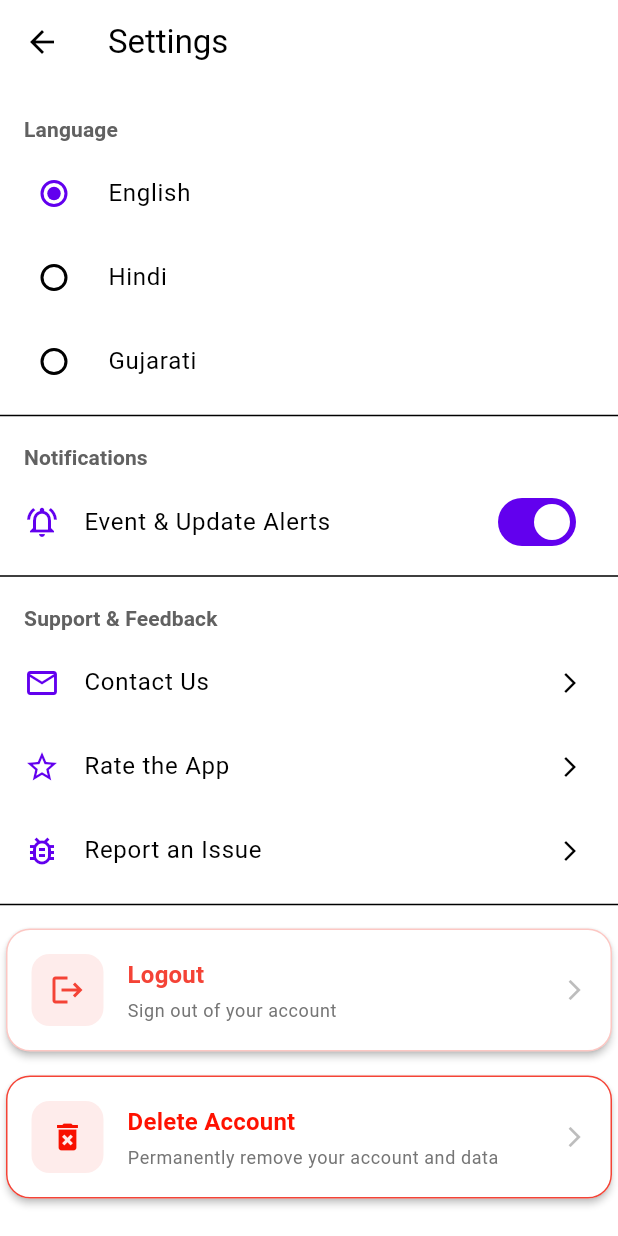
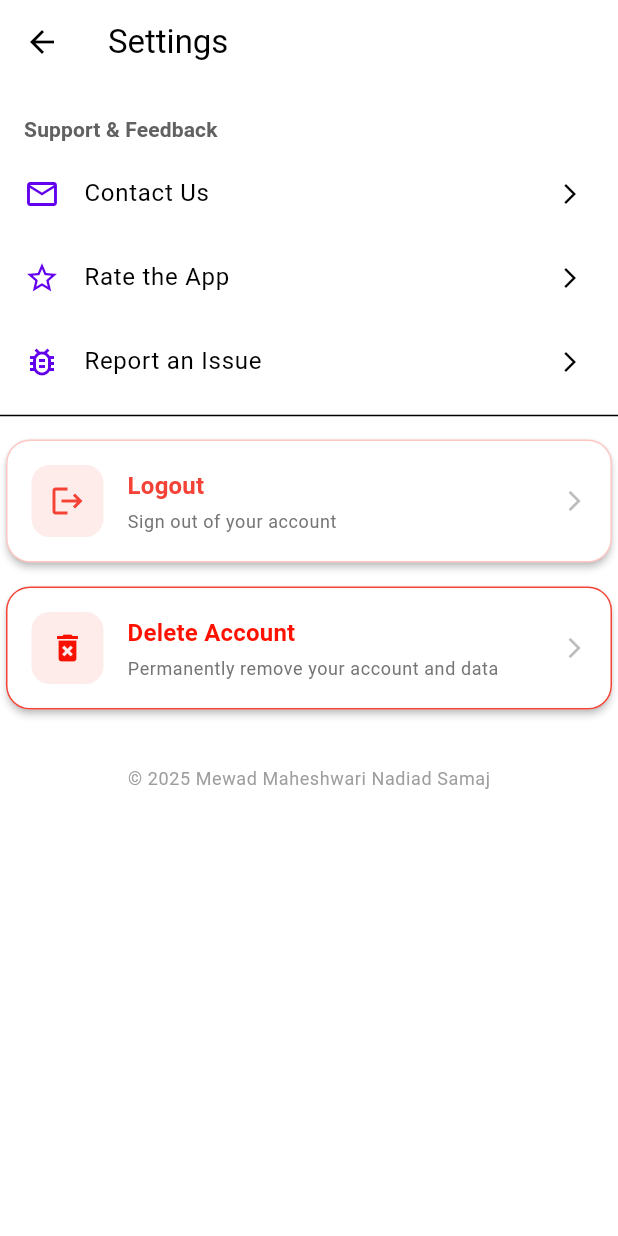
Before and after one commit to mohit-2210/mewad_nadiad_maheshwari, a Flutter app: the SettingsScreen screen opened directly, after a tap on "Rate the App", on a phone screen of 412 x 824 dp. Run offline on Flutter 3.47's test engine with Material 3 defaults, Android fonts, the phone set to English and light mode, and no system bars; our stand-ins replace cached_network_image, device_info_plus, dio, equatable, file_picker, firebase_auth and 12 more; missing offline and left inert: app_tracking_transparency, pdfx; accounts and stored records are empty.

Commit message:
added organisation details in intro an dchnged links or app store and playstore

```diff
--- a/lib/app/services/openPlayOrAppStore.dart
+++ b/lib/app/services/openPlayOrAppStore.dart
@@ -3,9 +3,9 @@ import 'package:url_launcher/url_launcher.dart';
 
 Future<void> openStore() async {
   const String androidUrl =
-      'https://play.google.com/store/apps/details?id=com.mewad.samaj'; //debug
+      'https://play.google.com/store/apps/details?id=com.nadiadmaheshwari.app';
   const String iosUrl =
-      'https://apps.apple.com/in/app/mewad-maheshwari-nadiad-samaj/id1234567890'; // Replace with actual App Store ID
+      'https://apps.apple.com/in/app/mewad-maheshwari-samaj-nadiad/id6755380541'; // Replace with actual App Store ID
 
   final Uri uri = Uri.parse(Platform.isAndroid ? androidUrl : iosUrl);
 
--- a/lib/pages/setting/setting.dart
+++ b/lib/pages/setting/setting.dart
@@ -35,44 +35,44 @@ class _SettingsScreenState extends State<SettingsScreen> {
         children: [
           Gap.s10H(),
 
-          // 🔹 LANGUAGE
-          _buildSectionHeader(
-            AppLocalizations.text(context, 'settingsLanguage'),
-            theme,
-          ),
-          RadioListTile<AppLanguage>(
-            value: AppLanguage.en,
-            groupValue: appState.language,
-            onChanged: (lang) => appState.changeLanguage(lang ?? AppLanguage.en),
-            title: Text(AppLocalizations.text(context, 'languageEnglish')),
-          ),
-          RadioListTile<AppLanguage>(
-            value: AppLanguage.hi,
-            groupValue: appState.language,
-            onChanged: (lang) => appState.changeLanguage(lang ?? AppLanguage.hi),
-            title: Text(AppLocalizations.text(context, 'languageHindi')),
-          ),
-          RadioListTile<AppLanguage>(
-            value: AppLanguage.gu,
-            groupValue: appState.language,
-            onChanged: (lang) => appState.changeLanguage(lang ?? AppLanguage.gu),
-            title: Text(AppLocalizations.text(context, 'languageGujarati')),
-          ),
-          const Divider(),
+          // // 🔹 LANGUAGE
+          // _buildSectionHeader(
+          //   AppLocalizations.text(context, 'settingsLanguage'),
+          //   theme,
+          // ),
+          // RadioListTile<AppLanguage>(
+          //   value: AppLanguage.en,
+          //   groupValue: appState.language,
+          //   onChanged: (lang) => appState.changeLanguage(lang ?? AppLanguage.en),
+          //   title: Text(AppLocalizations.text(context, 'languageEnglish')),
+          // ),
+          // RadioListTile<AppLanguage>(
+          //   value: AppLanguage.hi,
+          //   groupValue: appState.language,
+          //   onChanged: (lang) => appState.changeLanguage(lang ?? AppLanguage.hi),
+          //   title: Text(AppLocalizations.text(context, 'languageHindi')),
+          // ),
+          // RadioListTile<AppLanguage>(
+          //   value: AppLanguage.gu,
+          //   groupValue: appState.language,
+          //   onChanged: (lang) => appState.changeLanguage(lang ?? AppLanguage.gu),
+          //   title: Text(AppLocalizations.text(context, 'languageGujarati')),
+          // ),
+          // const Divider(),
 
-          // 🔹 NOTIFICATIONS
-          _buildSectionHeader('Notifications', theme),
-          SwitchListTile(
-            value: notificationsEnabled,
-            onChanged: (value) {
-              setState(() => notificationsEnabled = value);
-              // Save preference in SharedPreferences or Firestore
-            },
-            title: const Text('Event & Update Alerts'),
-            secondary: Icon(Icons.notifications_active_outlined,
-                color: theme.colorScheme.primary),
-          ),
-          const Divider(),
+          // // 🔹 NOTIFICATIONS
+          // _buildSectionHeader('Notifications', theme),
+          // SwitchListTile(
+          //   value: notificationsEnabled,
+          //   onChanged: (value) {
+          //     setState(() => notificationsEnabled = value);
+          //     // Save preference in SharedPreferences or Firestore
+          //   },
+          //   title: const Text('Event & Update Alerts'),
+          //   secondary: Icon(Icons.notifications_active_outlined,
+          //       color: theme.colorScheme.primary),
+          // ),
+          // const Divider(),
 
           // 🔹 SUPPORT / FEEDBACK
           _buildSectionHeader('Support & Feedback', theme),
```
Also changed, not shown: lib/pages/intro/organization_info_slide.dart (+19 -13 lines).
